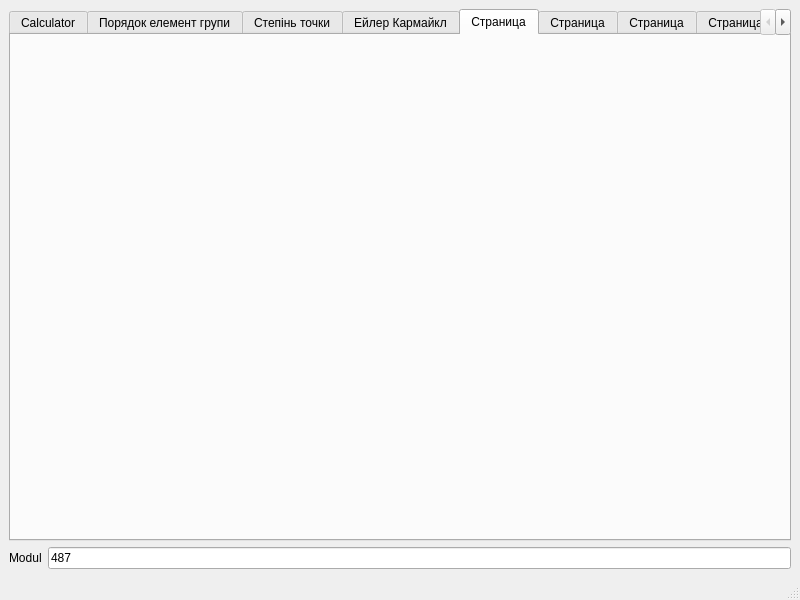
This is LabGA_UI/mainwindow.ui in alekseykondus/LabGeneralAlgebra as Qt 5 draws it before an edit. The edited form follows.
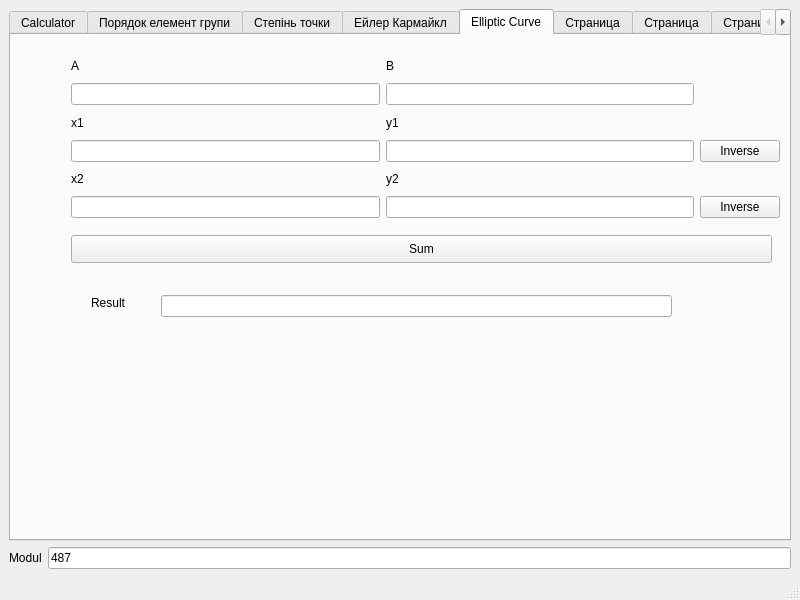
This is the edited form. The open tabs and pages were chosen to show the change.

Patch:
```diff
--- a/LabGA_UI/mainwindow.ui
+++ b/LabGA_UI/mainwindow.ui
@@ -513,8 +513,158 @@
       </widget>
       <widget class="QWidget" name="tab_5">
        <attribute name="title">
-        <string>Страница</string>
+        <string>Elliptic Curve</string>
        </attribute>
+       <widget class="QLineEdit" name="lineEdit__EC_res">
+        <property name="geometry">
+         <rect>
+          <x>150</x>
+          <y>260</y>
+          <width>511</width>
+          <height>22</height>
+         </rect>
+        </property>
+       </widget>
+       <widget class="QLabel" name="label_22">
+        <property name="geometry">
+         <rect>
+          <x>80</x>
+          <y>260</y>
+          <width>55</width>
+          <height>16</height>
+         </rect>
+        </property>
+        <property name="text">
+         <string>Result</string>
+        </property>
+       </widget>
+       <widget class="QPushButton" name="pushButton_EC_sum">
+        <property name="geometry">
+         <rect>
+          <x>60</x>
+          <y>200</y>
+          <width>701</width>
+          <height>28</height>
+         </rect>
+        </property>
+        <property name="text">
+         <string>Sum</string>
+        </property>
+       </widget>
+       <widget class="QWidget" name="layoutWidget">
+        <property name="geometry">
+         <rect>
+          <x>60</x>
+          <y>20</y>
+          <width>709</width>
+          <height>163</height>
+         </rect>
+        </property>
+        <layout class="QGridLayout" name="gridLayout_5">
+         <item row="2" column="0">
+          <widget class="QLabel" name="label_18">
+           <property name="text">
+            <string>x1</string>
+           </property>
+          </widget>
+         </item>
+         <item row="2" column="1">
+          <widget class="QLabel" name="label_19">
+           <property name="text">
+            <string>y1</string>
+           </property>
+          </widget>
+         </item>
+         <item row="3" column="1">
+          <widget class="QLineEdit" name="lineEdit_EC_y1"/>
+         </item>
+         <item row="3" column="0">
+          <widget class="QLineEdit" name="lineEdit_EC_x1">
+           <property name="minimumSize">
+            <size>
+             <width>300</width>
+             <height>0</height>
+            </size>
+           </property>
+          </widget>
+         </item>
+         <item row="0" column="0">
+          <widget class="QLabel" name="label_16">
+           <property name="text">
+            <string>A</string>
+           </property>
+          </widget>
+         </item>
+         <item row="1" column="1">
+          <widget class="QLineEdit" name="lineEdit_EC_B">
+           <property name="minimumSize">
+            <size>
+             <width>300</width>
+             <height>0</height>
+            </size>
+           </property>
+          </widget>
+         </item>
+         <item row="5" column="0">
+          <widget class="QLineEdit" name="lineEdit_EC_x2">
+           <property name="minimumSize">
+            <size>
+             <width>300</width>
+             <height>0</height>
+            </size>
+           </property>
+          </widget>
+         </item>
+         <item row="1" column="0">
+          <widget class="QLineEdit" name="lineEdit_EC_A">
+           <property name="minimumSize">
+            <size>
+             <width>300</width>
+             <height>0</height>
+            </size>
+           </property>
+          </widget>
+         </item>
+         <item row="5" column="1">
+          <widget class="QLineEdit" name="lineEdit_EC_y2"/>
+         </item>
+         <item row="4" column="1">
+          <widget class="QLabel" name="label_21">
+           <property name="text">
+            <string>y2</string>
+           </property>
+          </widget>
+         </item>
+         <item row="0" column="1">
+          <widget class="QLabel" name="label_17">
+           <property name="text">
+            <string>B</string>
+           </property>
+          </widget>
+         </item>
+         <item row="4" column="0">
+          <widget class="QLabel" name="label_20">
+           <property name="text">
+            <string>x2</string>
+           </property>
+          </widget>
+         </item>
+         <item row="3" column="2">
+          <widget class="QPushButton" name="pushButton_EC_inverse1">
+           <property name="text">
+            <string>Inverse</string>
+           </property>
+          </widget>
+         </item>
+         <item row="5" column="2">
+          <widget class="QPushButton" name="pushButton_EC_inverse_2">
+           <property name="text">
+            <string>Inverse</string>
+           </property>
+          </widget>
+         </item>
+        </layout>
+       </widget>
       </widget>
       <widget class="QWidget" name="tab_6">
        <attribute name="title">
```
Left out of the diff: 16 changed lines with no effect on the pictures.
